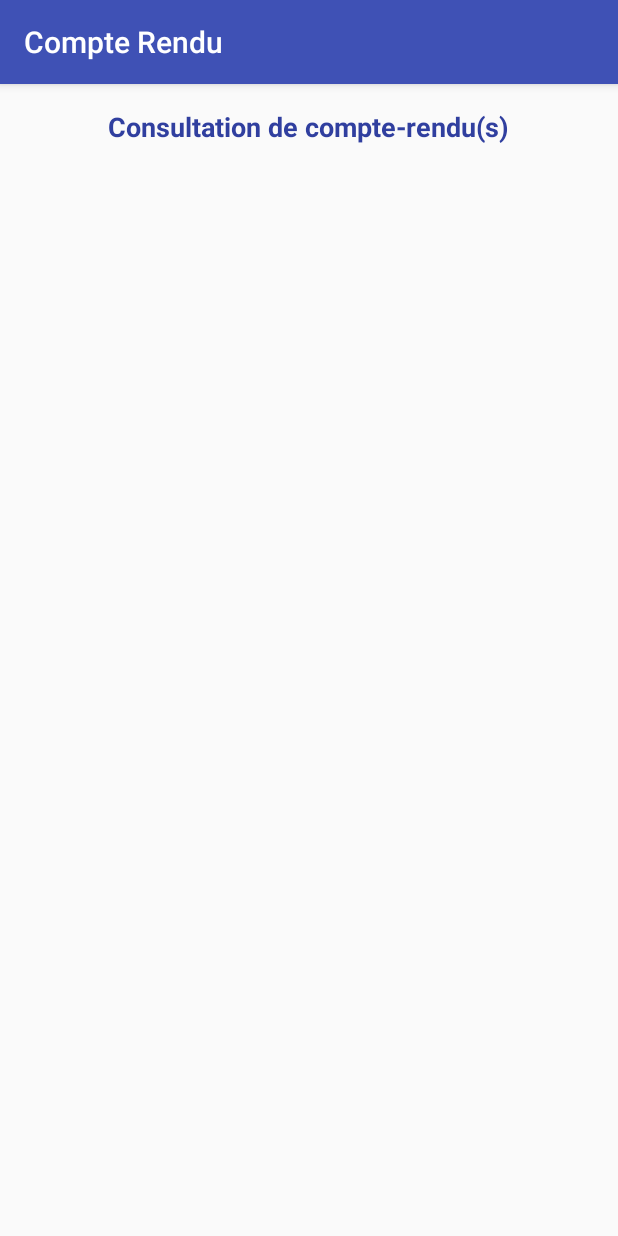
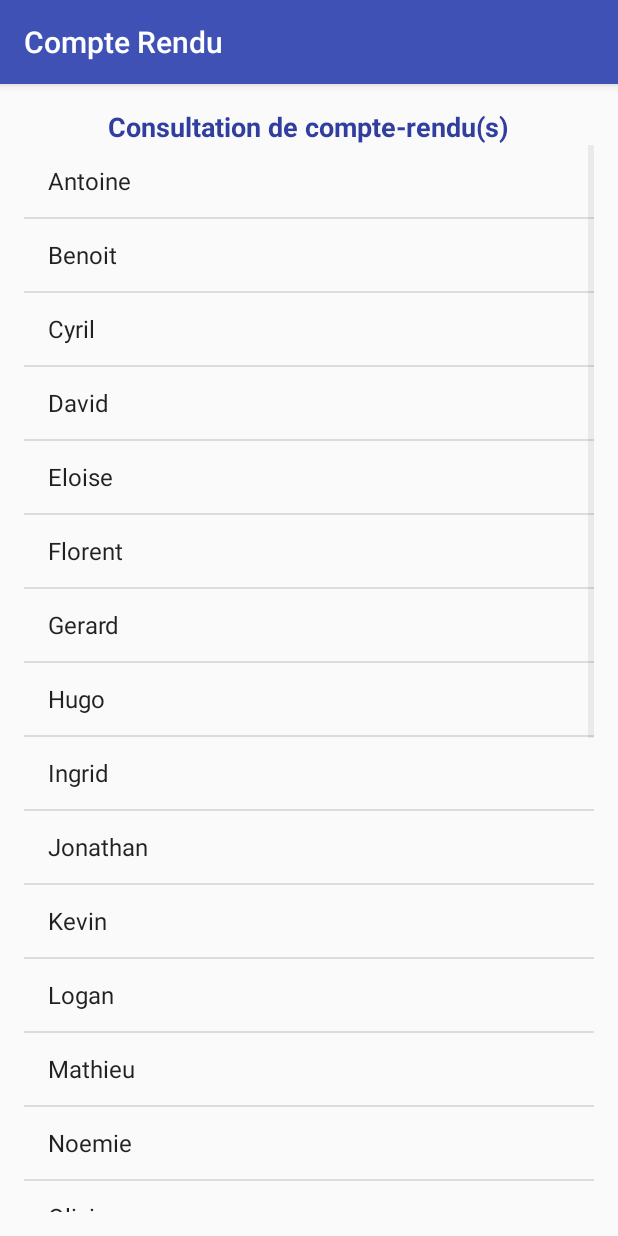
Before and after one commit to yassine269/gsbCompteRenduSIO2017Mobile, an Android app: the ConsulterCRActivity screen opened directly, with no data from a screen before it, on a phone screen of 412 x 824 dp. Run offline under Robolectric (Android 15) with nearby library versions, the phone set to English and light mode, and no system bars; 4 statements that could not run were skipped.

Commit message:
ListView pour voir les comptes rendus en cours.

```diff
--- a/app/src/main/java/bts/sio/compterendu/AndroidSpinnerExampleActivity.java
+++ b/app/src/main/java/bts/sio/compterendu/AndroidSpinnerExampleActivity.java
@@ -13,7 +13,7 @@ import android.widget.AdapterView.OnItemSelectedListener;
 
 import bts.sio.compterendu.R;
 
-class AndroidSpinnerExampleActivity extends Activity implements OnItemSelectedListener{
+public class AndroidSpinnerExampleActivity extends Activity implements OnItemSelectedListener{
     @Override
     public void onCreate(Bundle savedInstanceState) {
         super.onCreate(savedInstanceState);
--- a/app/src/main/java/bts/sio/compterendu/ConsulterCRActivity.java
+++ b/app/src/main/java/bts/sio/compterendu/ConsulterCRActivity.java
@@ -2,7 +2,9 @@ package bts.sio.compterendu;
 
 import android.os.Bundle;
 import android.support.v7.app.AppCompatActivity;
+import android.widget.ArrayAdapter;
 import android.widget.EditText;
+import android.widget.ListView;
 import android.widget.Spinner;
 import android.widget.TextView;
 
@@ -18,10 +20,26 @@ import static bts.sio.compterendu.R.id.numRap;
 
 public class ConsulterCRActivity extends AppCompatActivity {
 
+    ListView mListView;
+    String[] prenoms = new String[]{
+            "Antoine", "Benoit", "Cyril", "David", "Eloise", "Florent",
+            "Gerard", "Hugo", "Ingrid", "Jonathan", "Kevin", "Logan",
+            "Mathieu", "Noemie", "Olivia", "Philippe", "Quentin", "Romain",
+            "Sophie", "Tristan", "Ulric", "Vincent", "Willy", "Xavier",
+            "Yann", "Zoé"
+    };
+
     @Override
     protected void onCreate(Bundle savedInstanceState) {
         super.onCreate(savedInstanceState);
         setContentView(R.layout.activity_consultercr);
+
+
+        mListView = (ListView) findViewById(R.id.listView);
+
+        ArrayAdapter<String> adapter = new ArrayAdapter<String>(ConsulterCRActivity.this,
+                android.R.layout.simple_list_item_1, prenoms);
+        mListView.setAdapter(adapter);
 
         Retrofit retrofit = new Retrofit.Builder()
                 .baseUrl("")
--- a/app/src/main/java/bts/sio/compterendu/PanelVisiteurActivity.java
+++ b/app/src/main/java/bts/sio/compterendu/PanelVisiteurActivity.java
@@ -8,6 +8,7 @@ import android.view.View;
 import android.widget.AdapterView;
 import android.widget.ArrayAdapter;
 import android.widget.Button;
+import android.widget.ListView;
 import android.widget.Spinner;
 import android.widget.TextView;
 import android.widget.Toast;
--- a/app/src/main/res/layout/activity_consultercr.xml
+++ b/app/src/main/res/layout/activity_consultercr.xml
@@ -22,4 +22,12 @@
         android:layout_alignParentTop="true"
         android:layout_centerHorizontal="true" />
 
+    <ListView
+        android:id="@+id/listView"
+        android:layout_width="match_parent"
+        android:layout_height="match_parent"
+        android:layout_alignParentLeft="true"
+        android:layout_alignParentStart="true"
+        android:layout_below="@+id/SaisieCR" />
+
 </RelativeLayout>
```
